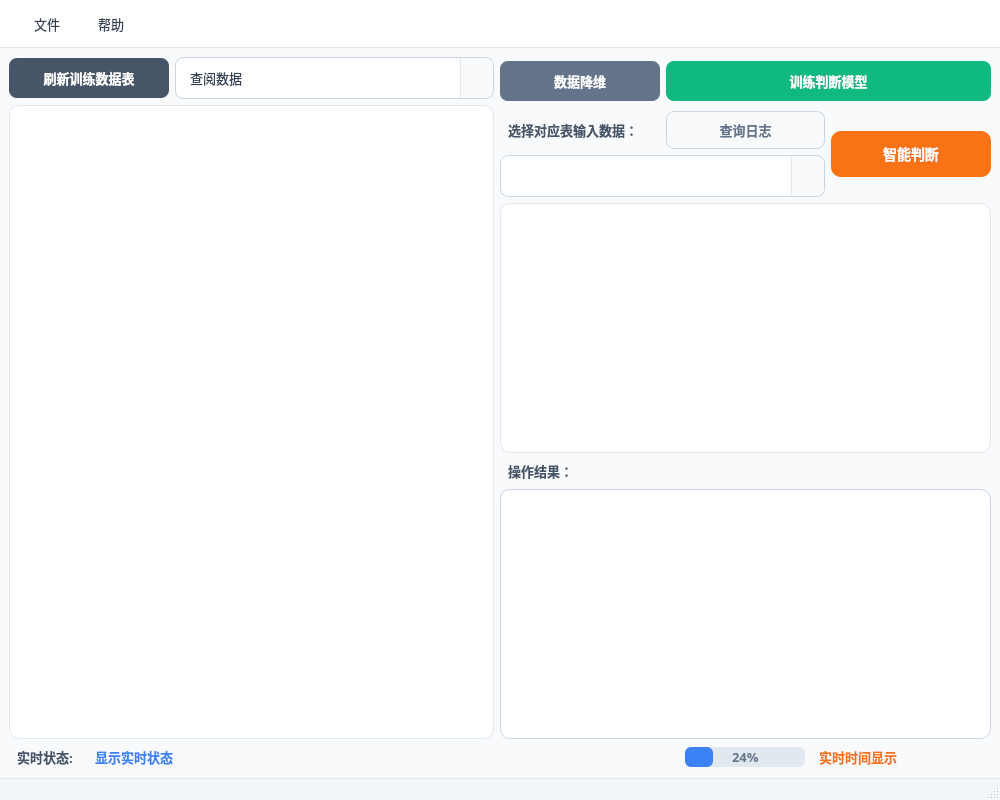
Old version of the form ui/main.ui in the repository Lcoy2004/transformer-fault-diagnoser.
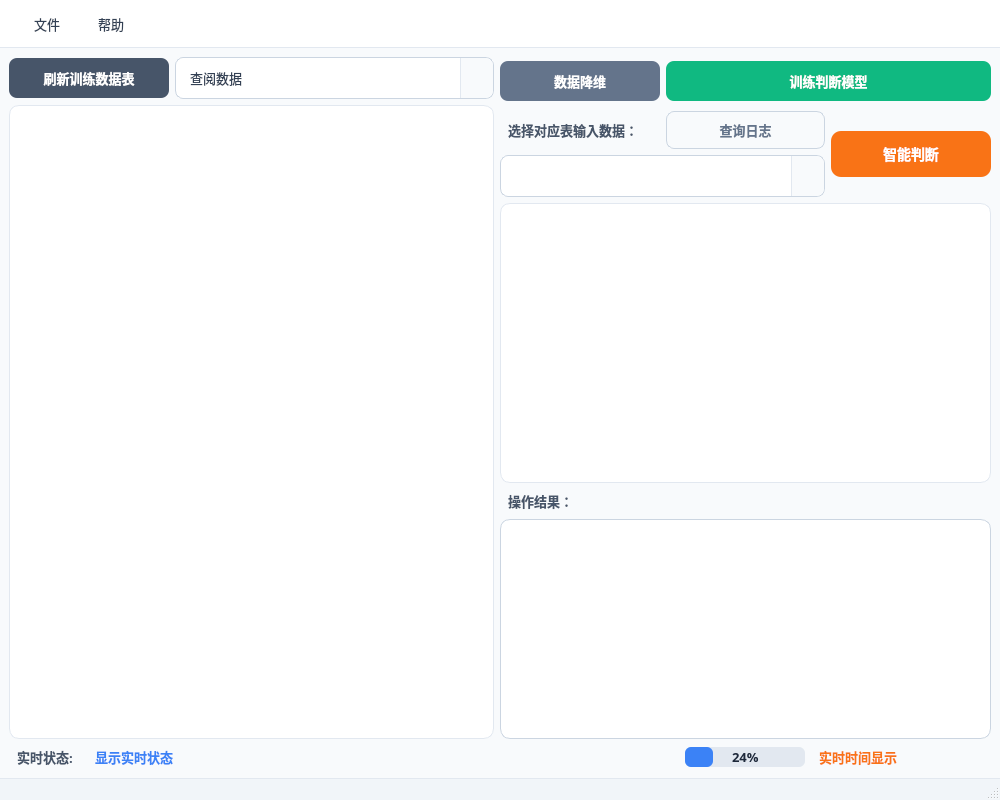
New version of the form. Icons and pictures are not drawn.

Patch:
```diff
--- a/ui/main.ui
+++ b/ui/main.ui
@@ -371,8 +371,8 @@
     border-radius: 6px;
     background-color: #E2E8F0;
     text-align: center;
-    color: #64748B;
-    font-weight: 600;
+    color: #1E293B;
+    font-weight: 700;
     min-height: 10px;
 }
 
@@ -581,13 +581,13 @@
         <property name="minimumSize">
          <size>
           <width>0</width>
-          <height>200</height>
+          <height>280</height>
          </size>
         </property>
         <property name="maximumSize">
          <size>
           <width>16777215</width>
-          <height>300</height>
+          <height>280</height>
          </size>
         </property>
         <property name="font">
```
